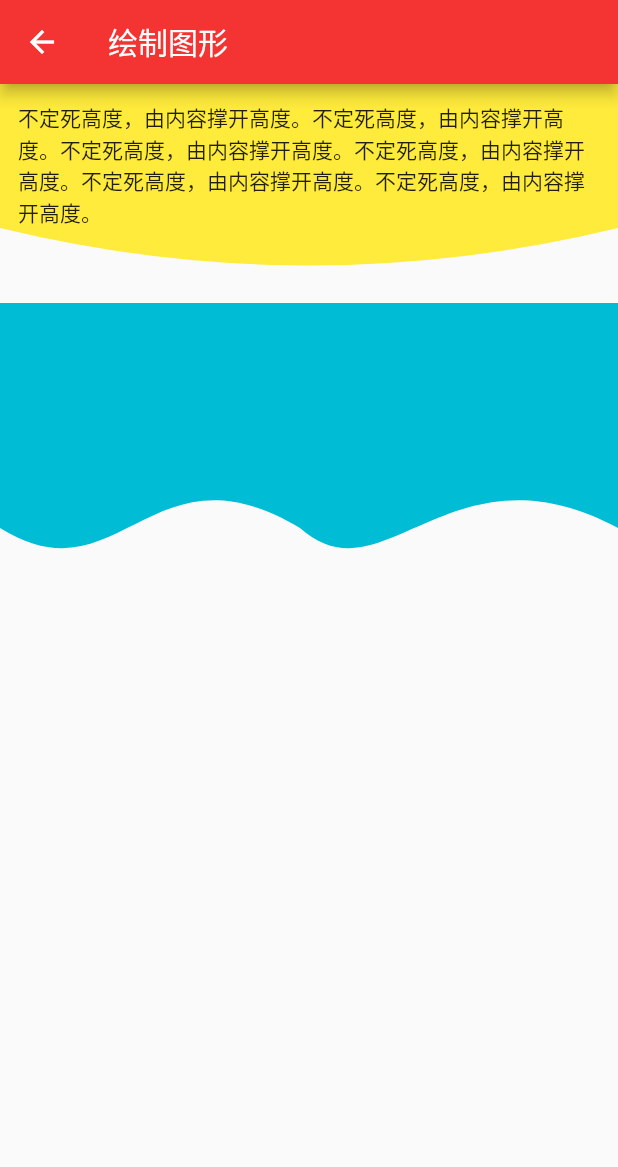
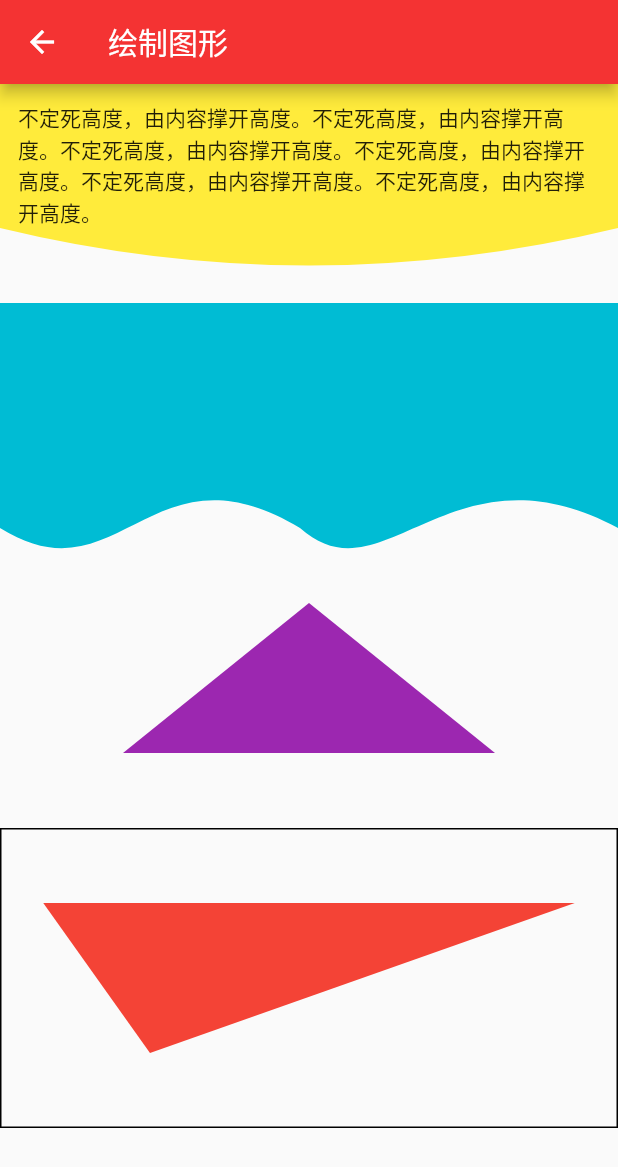
Before and after one commit to huangzuyan110/flutter_test_app, a Flutter app: the screen it shows after launch, item 4 of the bottom bar chosen, after a tap on "跳转到画路径paint页面", on a phone screen of 412 x 824 dp. Shown: the top 1167 px of the screen. Run offline on Flutter 3.47's test engine with Material 2 defaults, Android fonts, the phone set to English and light mode, and no system bars; our stand-ins replace dio, flutter_screenutil, flutter_slidable, fluttertoast.

```diff
--- a/lib/pages/paint_page.dart
+++ b/lib/pages/paint_page.dart
@@ -31,6 +31,24 @@ class _PaintPageState extends State<PaintPage> {
                 height: 200,
                 color: Colors.cyan,
               )
+            ),
+            ClipPath(
+              clipper: TriangleClipper(),
+              child: Container(
+                height: 100,
+                margin: EdgeInsets.only(bottom:50),
+                color: Colors.purple,
+                // child: Text('三角形绘制'),
+              ),
+            ),
+            CustomPaint(
+              painter: TrianglePainter(Colors.red),
+              child: Container(
+                height: 200,
+                decoration: BoxDecoration(
+                  border: Border.all(),
+                ),
+              ),
             )
 
           ],
@@ -40,7 +58,7 @@ class _PaintPageState extends State<PaintPage> {
   }
 }
 
-// 贝塞尔曲线 两个控制点 一般弧线
+// 曲线 两个控制点 一般弧线
 class BottomClipper extends CustomClipper<Path> {
   BottomClipper({this.diffHeight=20.0}) : super();
   // 曲线起始点距离底部的高度
@@ -50,7 +68,7 @@ class BottomClipper extends CustomClipper<Path> {
   @override
 
   Path getClip(Size size) {
-    print('弧线size====$size');
+    print('两个控制点容器size====$size');
     // 绘制点从左往右，从上往下
     Path path = Path();
     // 第1个点, 起始点（0，0）：左上角
@@ -80,7 +98,7 @@ class BottomClipper extends CustomClipper<Path> {
 }
 
 
-// 贝塞尔曲线 三个控制点 波浪线
+// 曲线 三个控制点 波浪线
 class BottomWavyClipper extends CustomClipper<Path> {
   BottomWavyClipper({this.diffHeight=20.0}) : super();
   // 曲线起始点距离底部的高度
@@ -89,7 +107,7 @@ class BottomWavyClipper extends CustomClipper<Path> {
 
   @override
   Path getClip(Size size) {
-    print('弧线size====$size');
+    print('三个控制点容器size====$size');
     // 绘制点从左往右，从上往下
     Path path = Path();
     // 第1个点, 起始点（0，0）：左上角
@@ -128,3 +146,93 @@ class BottomWavyClipper extends CustomClipper<Path> {
     return false;
   }
 }
+
+// 三角形
+class TriangleClipper extends CustomClipper<Path> {
+  TriangleClipper({this.diffWidth=20.0}) : super();
+  // 曲线起始点距离底部的高度
+  final double diffWidth;
+
+
+  @override
+  Path getClip(Size size) {
+    print('三角形容器size====$size');
+    // 绘制点从左往右，从上往下
+    Path path = Path();
+    // 第1个点, 将起始点从左上角移动到容器中心
+    path.moveTo(size.width/2, 0);
+    path.lineTo(diffWidth, size.height);
+
+    path.lineTo(size.width-diffWidth, size.height);
+
+    return path;
+  }
+
+  @override
+  bool shouldReclip(CustomClipper<Path> oldClipper) {
+    return false;
+  }
+}
+
+// 绘制三角形
+class TrianglePainter extends CustomPainter {
+
+  // 填充颜色
+  final Color color;
+  // 画笔
+  Paint _paint;
+  // 绘制路径
+  Path _path;
+  // 角度
+  double angle;
+
+  TrianglePainter(this.color){
+    _paint = Paint()
+      ..strokeWidth = 1.0 // 线宽
+      ..color = color
+      ..isAntiAlias = true;
+      _path = Path();
+  }
+
+  @override
+  void paint(Canvas canvas, Size size) {
+    // TODO: implement paint
+    debugPrint('绘制三角形容器size===$size');
+    final baseX = size.width * 0.5;
+    final baseY = size.height * 0.5;
+    // 起点
+    _path.moveTo(baseX - 0.86 * baseX, 0.5 * baseY);
+    _path.lineTo(baseY, 1.5 * baseY);
+    _path.lineTo(baseX + 0.86 * baseX, 0.5 * baseY);
+    canvas.drawPath(_path, _paint);
+  }
+
+  @override
+  bool shouldRepaint(CustomPainter oldDelegate) {
+    // TODO: implement shouldRepaint
+    return null;
+  }
+
+}
+
+// 绘制六边形
+class SexangleClipper extends CustomClipper<Path>{
+  @override
+  Path getClip(Size size) {
+    // TODO: implement getClip
+    debugPrint('六边形容器的size====$size');
+    Path path = Path();
+    path.moveTo(size.width/2 - 100, 0);
+    // path.lineTo(x, y)
+
+    return path;
+  }
+
+  @override
+  bool shouldReclip(CustomClipper<Path> oldClipper) {
+    // TODO: implement shouldReclip
+    return null;
+  }
+
+
+}
--- a/lib/personal_center_page.dart
+++ b/lib/personal_center_page.dart
@@ -5,6 +5,7 @@ import 'package:flutter_test_app/pages/custom_stepper_new_page.dart';
 import 'package:flutter_test_app/pages/input_expand_page.dart';
 import 'package:flutter_test_app/pages/input_number_page.dart';
 import 'package:flutter_test_app/pages/logistics_information_page.dart';
+import 'package:flutter_test_app/pages/multiple_click_page.dart';
 import 'package:flutter_test_app/pages/paint_page.dart';
 import 'package:flutter_test_app/pages/stepper_page.dart';
 import 'common/scaffold_page.dart';
@@ -25,7 +26,8 @@ class _PersonalCenterPageState extends State<PersonalCenterPage> {
     return ScaffoldPage(
       appBarTitle: '我的',
       child: Container(
-        child:Column(
+        child: SingleChildScrollView(
+          child: Column(
             crossAxisAlignment: CrossAxisAlignment.center,
             children: <Widget>[
               Container(
@@ -129,7 +131,15 @@ class _PersonalCenterPageState extends State<PersonalCenterPage> {
                   child: Text('跳转到画路径paint页面'),
                 ),
               ),
+              // 跳转到多次点击出现弹窗页面
+              Container(
+                child: OutlineButton(
+                  onPressed:()=> Navigator.push(context, MaterialPageRoute(builder: (context)=>MultipleClickPage())),
+                  child: Text('跳转到多次点击触发事件页面'),
+                ),
+              )
             ],
+          ),
         ),
       ),
     );
--- a/pubspec.yaml
+++ b/pubspec.yaml
@@ -27,6 +27,7 @@ dependencies:
   left_scroll_actions: ^1.0.1
   flutter_slidable: ^0.5.3
   flutter_screenutil: ^0.7.0
+  fluttertoast: ^3.1.2
 
 dev_dependencies:
   flutter_test:
```
Also changed, not shown: lib/common/custom_radio_page.dart (added, +160 -0 lines), lib/pages/multiple_click_page.dart (added, +303 -0 lines), lib/util/throttle.dart (added, +45 -0 lines), lib/util/utils.dart (+14 -1 lines), 6 other files. Lines whose indentation alone changed are shown as unchanged.
